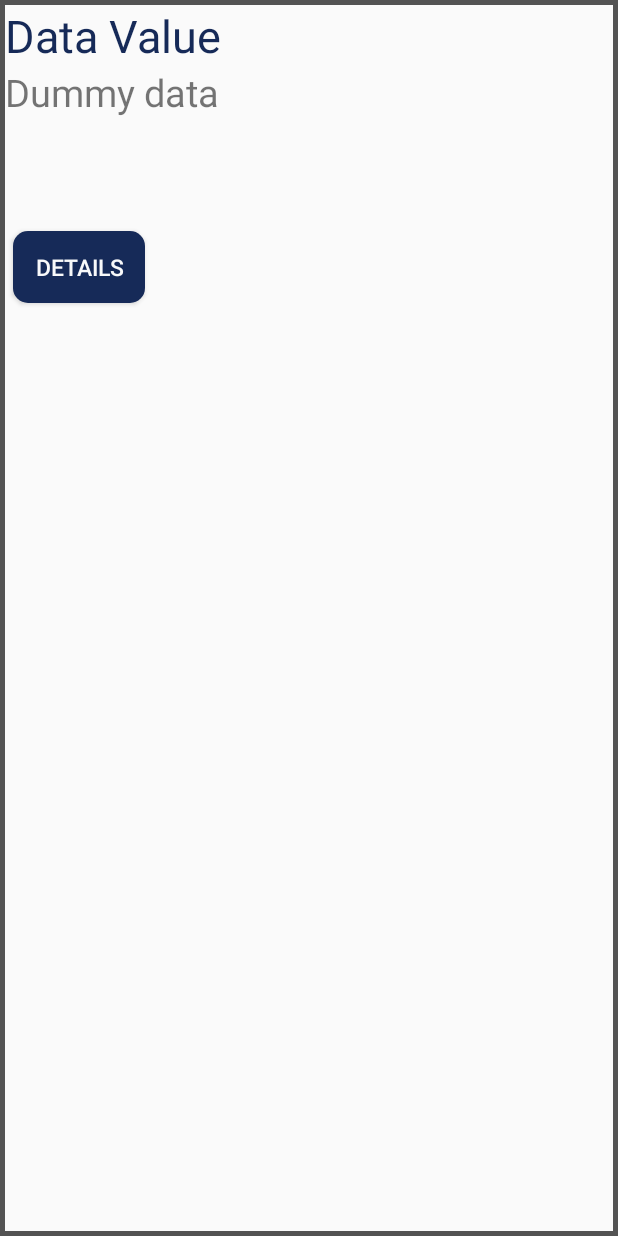
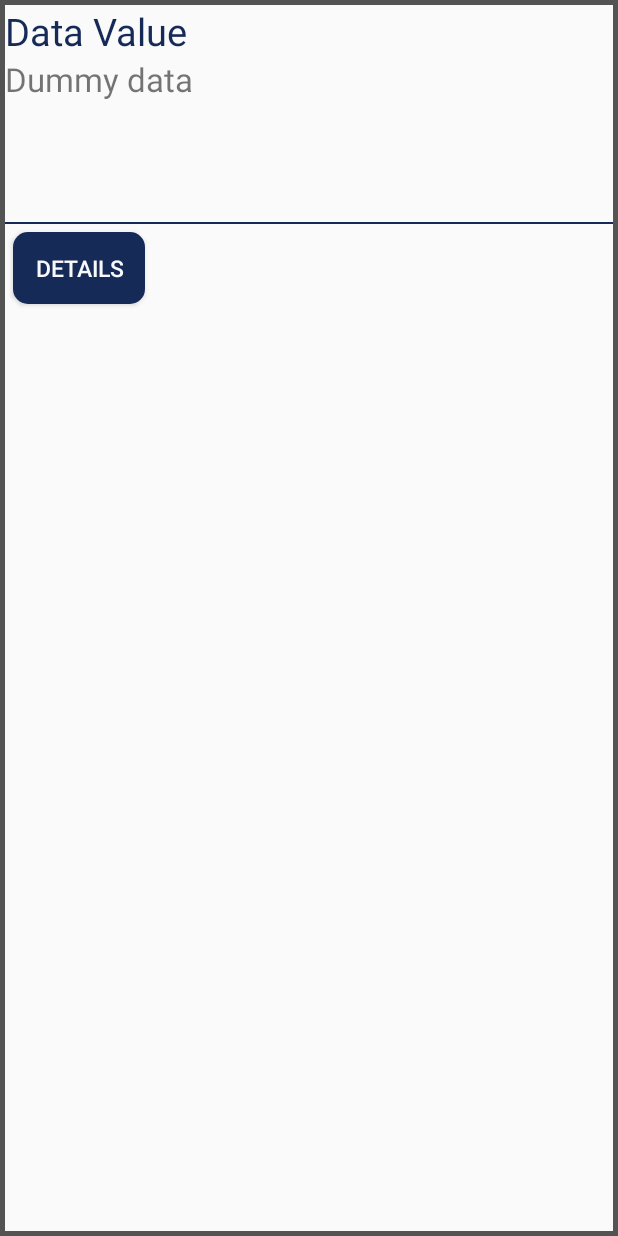
Before and after one commit to HunterCollab/Android, an Android app: the layout collab_list_content.xml on its own in the app's theme, with its tools: preview values and no code run, on a phone screen of 412 x 824 dp. Run offline under Robolectric (Android 15) with nearby library versions, the phone set to English and light mode, and no system bars.

Commit message:
join/leave buttons moved to onsuccess, home page now shows slots open for collab

```diff
--- a/app/src/main/java/com/example/socialmediaapp/LoginActivity.java
+++ b/app/src/main/java/com/example/socialmediaapp/LoginActivity.java
@@ -56,6 +56,7 @@ public class LoginActivity extends AppCompatActivity implements DoLogin.OnDoLogi
 
                 //Variables from xml
                 loginButton.setEnabled(false);
+                needNewAccountLink.setEnabled(false);
                 String email = userEmail.getText().toString();
                 String password = userPassword.getText().toString();
                 DoLogin loginTask = new DoLogin(getApplicationContext(), instance);
@@ -92,6 +93,7 @@ public class LoginActivity extends AppCompatActivity implements DoLogin.OnDoLogi
             t.setGravity(Gravity.TOP|Gravity.CENTER_HORIZONTAL, 0, 0);
             t.show();
             loginButton.setEnabled(true);
+            needNewAccountLink.setEnabled(true);
         }
     }
 }
--- a/app/src/main/java/com/example/socialmediaapp/loopjtasks/GetCollabsData.java
+++ b/app/src/main/java/com/example/socialmediaapp/loopjtasks/GetCollabsData.java
@@ -34,7 +34,6 @@ import cz.msebera.android.httpclient.protocol.HTTP;
 public class GetCollabsData {
 
     // TODO: FILTER COLLAB SCREEN (ALL/MINE/RECOMMENDED) (EDWIN)
-    // TODO: REFRESH PAGE CORRECTLY SO DATA SHOWS ON RESUME (EDWIN)
 
     //Listener variables
     private Context context;
--- a/app/src/main/res/layout/collab_list_content.xml
+++ b/app/src/main/res/layout/collab_list_content.xml
@@ -26,7 +26,7 @@
                 android:layout_height="wrap_content"
                 android:textColor="@color/colorPrimary"
                 android:text="Data Value"
-                android:textSize="30dp" />
+                android:textSize="25dp" />
 
         </RelativeLayout>
 
@@ -40,18 +40,25 @@
                 android:id="@+id/collab_description"
                 android:layout_width="match_parent"
                 android:layout_height="110dp"
-                android:maxLines="4"
+                android:maxLines="3"
                 android:text="Dummy data"
-                android:textSize="25dp"
+                android:textSize="22dp"
                 />
 
         </RelativeLayout>
+
+        <View android:background="@color/colorPrimary"
+            android:layout_width = "match_parent"
+            android:layout_height="1dp"
+            android:id="@+id/line"
+            android:layout_below="@id/description_holder"/>
 
         <Button
             android:id="@+id/collab_details_button"
             android:layout_width="wrap_content"
             android:layout_height="wrap_content"
-            android:layout_below="@+id/description_holder"
+            android:layout_below="@+id/line"
+            android:layout_marginTop="5dp"
             android:layout_alignParentLeft="true"
             android:background="@drawable/button"
             android:text="Details"
@@ -60,6 +67,17 @@
             android:layout_marginBottom="5dp"
             android:layout_marginLeft="5dp"/>
 
+        <TextView
+            android:id="@+id/slots_open"
+            android:layout_width="wrap_content"
+            android:layout_height="wrap_content"
+            android:layout_below="@+id/line"
+            android:layout_marginLeft="15dp"
+            android:layout_marginTop="15dp"
+            android:layout_toRightOf="@id/collab_details_button"
+            android:textColor="@color/colorPrimary"
+            android:textSize="20sp" />
+
     </RelativeLayout>
 
 </RelativeLayout>
```
Also changed, not shown: app/src/main/java/com/example/socialmediaapp/CollabDetailFragment.java (+22 -41 lines), app/src/main/java/com/example/socialmediaapp/CollabListActivity.java (+8 -5 lines).
